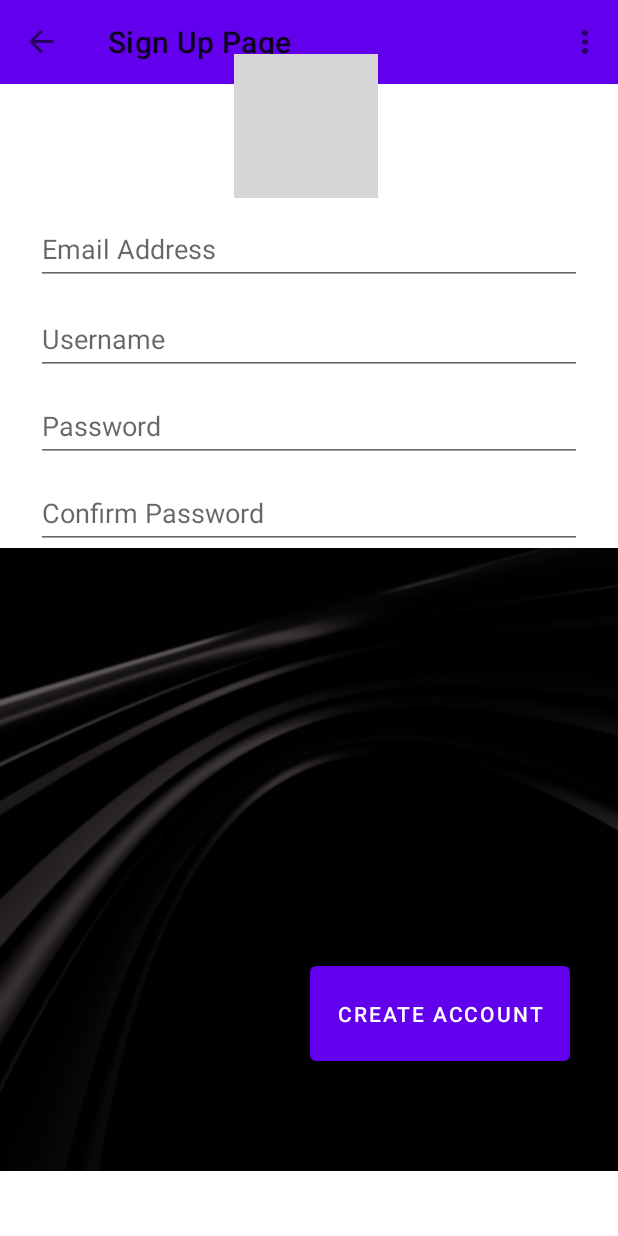
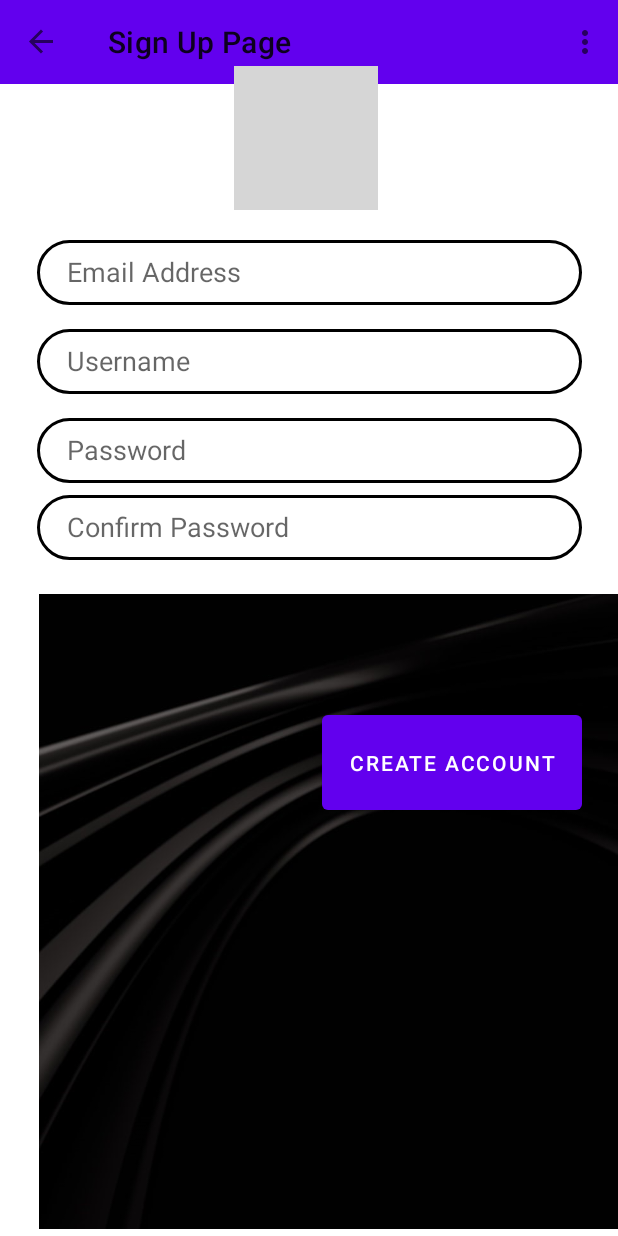
Before and after one commit to mattbenv/RealityCheckSpringSemester, an Android app: the SignUpPage screen opened through its navigation route, on a phone screen of 412 x 824 dp. Run offline under Robolectric (Android 15) with nearby library versions, the phone set to English and light mode, and no system bars; our stand-ins replace Firebase (no records; nobody signed in at launch, a user with empty details on screens opened directly), navigation-ui; grey boxes are pictures that could not be loaded.

Commit message:
signupPage design

```diff
--- /dev/null
+++ b/app/src/main/res/drawable/roundable.xml
@@ -0,0 +1,6 @@
+<?xml version="1.0" encoding="utf-8"?>
+<shape xmlns:android="http://schemas.android.com/apk/res/android">
+<stroke android:color="@color/black" android:width="2dp"/>
+    <corners android:radius="70dp"/>
+
+</shape>
--- a/app/src/main/res/layout/signup.xml
+++ b/app/src/main/res/layout/signup.xml
@@ -22,72 +22,77 @@
         app:layout_constraintTop_toBottomOf="@+id/confirmpassword" />
 
 
-
     <EditText
 
         android:id="@+id/email"
-        android:layout_width="0dp"
-        android:layout_height="wrap_content"
-        android:layout_marginStart="24dp"
-        android:layout_marginEnd="24dp"
+        android:layout_width="363dp"
+        android:layout_height="43dp"
+        android:layout_marginTop="20dp"
+        android:background="@drawable/roundable"
         android:hint="Email Address"
         android:inputType="textEmailAddress"
         android:minHeight="48dp"
+        android:paddingLeft="20dp"
+        android:paddingTop="10dp"
+        android:paddingRight="10dp"
+        android:paddingBottom="10dp"
         android:selectAllOnFocus="true"
-        app:layout_constraintBottom_toTopOf="@+id/username"
         app:layout_constraintEnd_toEndOf="parent"
-        app:layout_constraintHorizontal_bias="1.0"
         app:layout_constraintStart_toStartOf="parent"
         app:layout_constraintTop_toBottomOf="@+id/imageView" />
 
-
     <EditText
         android:id="@+id/confirmpassword"
-        android:layout_width="0dp"
-        android:layout_height="wrap_content"
-        android:layout_marginStart="24dp"
-        android:layout_marginTop="68dp"
-        android:layout_marginEnd="24dp"
+        android:layout_width="363dp"
+        android:layout_height="43dp"
+        android:layout_marginTop="8dp"
+        android:background="@drawable/roundable"
         android:hint="Confirm Password"
         android:imeOptions="actionDone"
         android:inputType="textPassword"
         android:minHeight="48dp"
+        android:paddingLeft="20dp"
+        android:paddingTop="10dp"
+        android:paddingRight="10dp"
+        android:paddingBottom="10dp"
         android:selectAllOnFocus="true"
         app:layout_constraintEnd_toEndOf="parent"
-        app:layout_constraintHorizontal_bias="0.0"
         app:layout_constraintStart_toStartOf="parent"
-        app:layout_constraintTop_toBottomOf="@+id/username" />
+        app:layout_constraintTop_toBottomOf="@+id/password" />
 
     <EditText
         android:id="@+id/username"
-        android:layout_width="0dp"
-        android:layout_height="wrap_content"
-        android:layout_marginStart="24dp"
-        android:layout_marginTop="2dp"
-        android:layout_marginEnd="24dp"
+        android:layout_width="363dp"
+        android:layout_height="43dp"
+        android:layout_marginTop="16dp"
+        android:background="@drawable/roundable"
         android:hint="Username"
         android:inputType="textEmailAddress"
         android:minHeight="48dp"
+        android:paddingLeft="20dp"
+        android:paddingTop="10dp"
+        android:paddingRight="10dp"
+        android:paddingBottom="10dp"
         android:selectAllOnFocus="true"
-        app:layout_constraintBottom_toTopOf="@+id/password"
         app:layout_constraintEnd_toEndOf="parent"
-        app:layout_constraintHorizontal_bias="0.0"
         app:layout_constraintStart_toStartOf="parent"
         app:layout_constraintTop_toBottomOf="@+id/email" />
 
     <EditText
         android:id="@+id/password"
-        android:layout_width="0dp"
-        android:layout_height="wrap_content"
-        android:layout_marginStart="24dp"
-        android:layout_marginEnd="24dp"
+        android:layout_width="363dp"
+        android:layout_height="43dp"
+        android:layout_marginTop="16dp"
+        android:background="@drawable/roundable"
         android:hint="Password"
         android:inputType="textPassword"
         android:minHeight="48dp"
+        android:paddingLeft="20dp"
+        android:paddingTop="10dp"
+        android:paddingRight="10dp"
+        android:paddingBottom="10dp"
         android:selectAllOnFocus="true"
-        app:layout_constraintBottom_toTopOf="@+id/confirmpassword"
         app:layout_constraintEnd_toEndOf="parent"
-        app:layout_constraintHorizontal_bias="0.0"
         app:layout_constraintStart_toStartOf="parent"
         app:layout_constraintTop_toBottomOf="@+id/username" />
 
@@ -101,16 +106,16 @@
         android:text="Create Account"
         app:layout_constraintBottom_toBottomOf="parent"
         app:layout_constraintEnd_toEndOf="parent"
-        app:layout_constraintHorizontal_bias="0.865"
+        app:layout_constraintHorizontal_bias="0.899"
         app:layout_constraintStart_toStartOf="parent"
         app:layout_constraintTop_toTopOf="parent"
-        app:layout_constraintVertical_bias="0.852" />
+        app:layout_constraintVertical_bias="0.629" />
 
     <ImageView
         android:id="@+id/imageView"
         android:layout_width="wrap_content"
         android:layout_height="wrap_content"
-        android:layout_marginTop="36dp"
+        android:layout_marginTop="44dp"
         android:src="@drawable/rchecklogo"
         app:layout_constraintEnd_toEndOf="parent"
         app:layout_constraintHorizontal_bias="0.494"
@@ -119,13 +124,11 @@
 
     <ImageView
         android:id="@+id/imageView9"
-        android:layout_width="415dp"
-        android:layout_height="490dp"
-        android:layout_marginTop="196dp"
+        android:layout_width="475dp"
+        android:layout_height="423dp"
+        android:layout_marginTop="396dp"
         android:src="@drawable/black"
-        app:layout_constraintEnd_toEndOf="parent"
-        app:layout_constraintHorizontal_bias="0.0"
-        app:layout_constraintStart_toStartOf="parent"
-        app:layout_constraintTop_toBottomOf="@+id/imageView" />
+        app:layout_constraintTop_toTopOf="parent"
+        tools:layout_editor_absoluteX="-32dp" />
 
 </androidx.constraintlayout.widget.ConstraintLayout>
```
